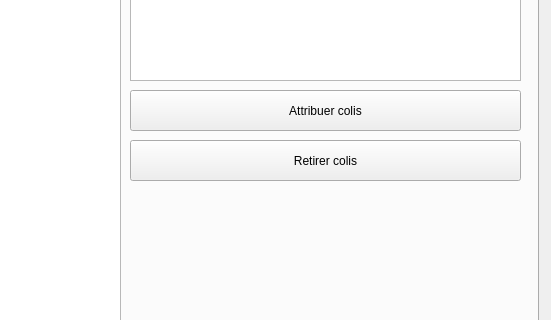
Qt form interface/adminpanel.ui (Kaputchino/Projet_Tulle) before a commit; both pictures show x 652 to 1203 and y 256 to 576 of the 1203 by 755 pixel window.
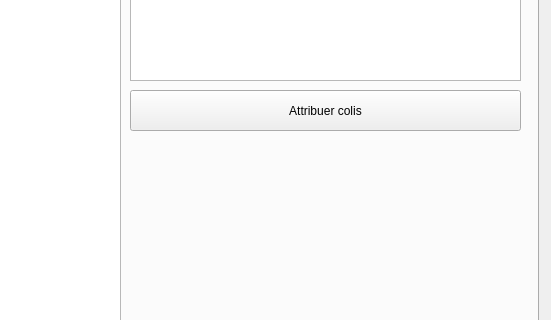
The same form after that commit. The open tabs and pages were chosen to show the change.

What changed in the file:
```diff
--- a/interface/adminpanel.ui
+++ b/interface/adminpanel.ui
@@ -219,19 +219,6 @@
        <string>Attribuer colis</string>
       </property>
      </widget>
-     <widget class="QPushButton" name="takebackPacketButton">
-      <property name="geometry">
-       <rect>
-        <x>770</x>
-        <y>360</y>
-        <width>391</width>
-        <height>41</height>
-       </rect>
-      </property>
-      <property name="text">
-       <string>Retirer colis</string>
-      </property>
-     </widget>
     </widget>
     <widget class="QWidget" name="tab_3">
      <attribute name="title">
```
